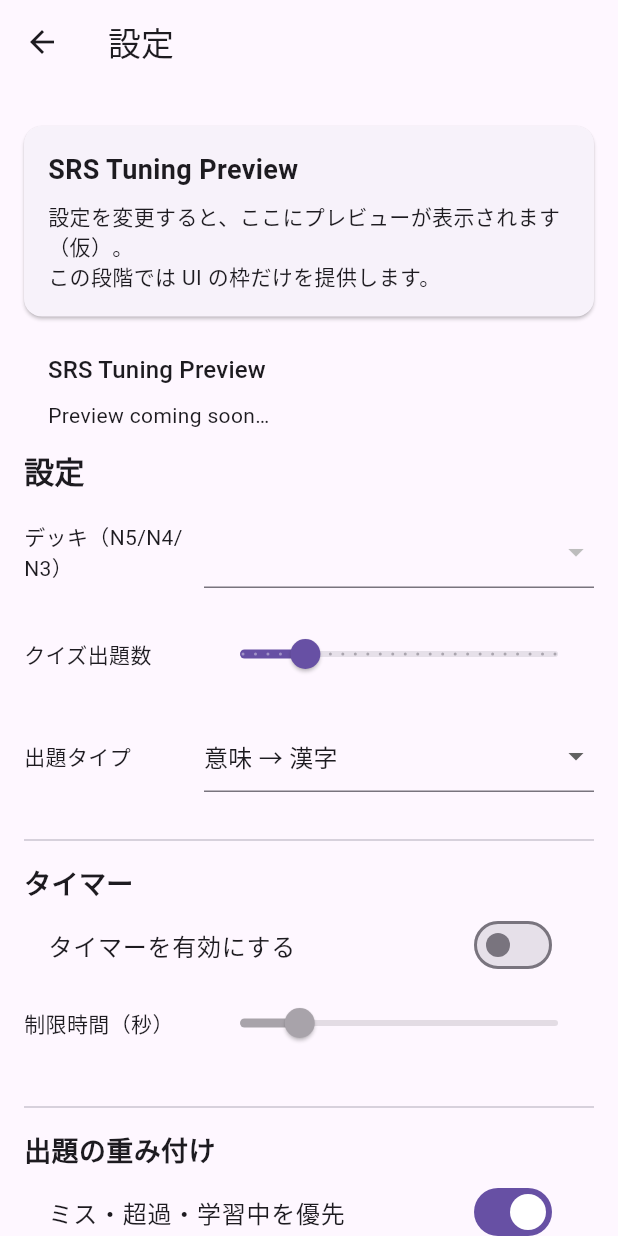
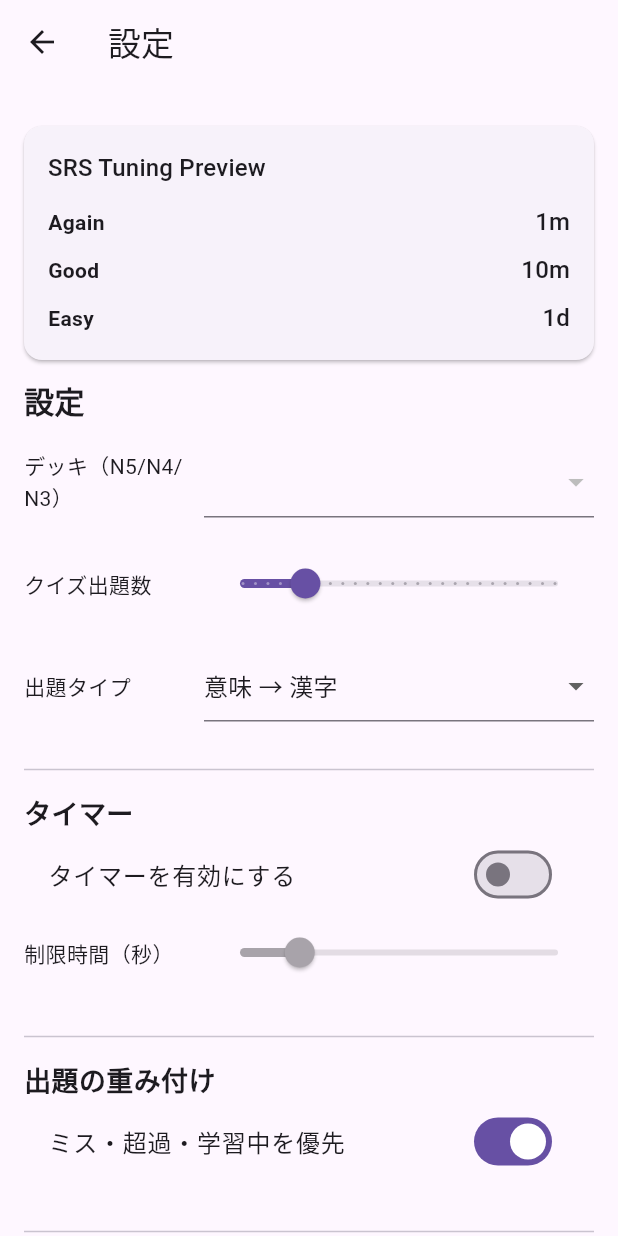
Before and after one commit to inami202rk-hub/my_kanji_app, a Flutter app: the screen it shows after launch, in the side drawer, after a tap on "設定", on a phone screen of 412 x 824 dp. Run offline on Flutter 3.47's test engine with Material 3 defaults, Android fonts, the phone set to English and light mode, and no system bars; our stand-ins replace shared_preferences; missing offline and left inert: dart:html, dart:js_util; network calls fail.

Commit message:
feat(settings/srs): wire SrsPreviewCard with dummy intervals; keep smoke-test Key

```diff
--- a/lib/pages/settings_page.dart
+++ b/lib/pages/settings_page.dart
@@ -9,7 +9,7 @@ import '../models/srs_config.dart';
 import '../services/srs_config_store.dart';
 import '../widget/pwa_install_button.dart';
 import '../utils/srs_preview.dart';
-import 'package:my_kanji_app/widgets/srs_preview_card.dart';
+import '../widgets/srs_preview_card.dart';
 
 class SettingsPage extends StatefulWidget {
   const SettingsPage({super.key});
@@ -416,30 +416,11 @@ class _SettingsPageState extends State<SettingsPage> {
         : ListView(
             padding: const EdgeInsets.all(16),
             children: [
-              const SrsPreviewCard(),
 
-              Container(
-                key: const Key('srsPreviewSection'),
-                padding: const EdgeInsets.symmetric(
-                  horizontal: 16,
-                  vertical: 12,
-                ),
-                child: Column(
-                  crossAxisAlignment: CrossAxisAlignment.start,
-                  children: [
-                    // ← テストはこの見出しでも検出します（英/日どちらでもOK）
-                    Text(
-                      'SRS Tuning Preview', // or 'SRSプレビュー'
-                      style: Theme.of(context).textTheme.titleMedium,
-                    ),
-                    const SizedBox(height: 8),
-                    // いまは仮の中身でOK。後続PRで本実装へ差し替えます。
-                    Text(
-                      'Preview coming soon…',
-                      style: Theme.of(context).textTheme.bodyMedium,
-                    ),
-                  ],
-                ),
+              const SrsPreviewCard(
+                again: Duration(minutes: 1),
+                good: Duration(minutes: 10),
+                easy: Duration(days: 1),
               ),
               const Text(
                 '設定',
--- a/lib/widgets/srs_preview_card.dart
+++ b/lib/widgets/srs_preview_card.dart
@@ -1,36 +1,87 @@
 import 'package:flutter/material.dart';
 
-/// SRS プレビュー（プレースホルダー）
-/// まだロジックは繋げず、見出し＋説明だけを描画する。
 class SrsPreviewCard extends StatelessWidget {
-  /// SettingsPage のスモークテストが探しに来る合図。
+  const SrsPreviewCard({
+    super.key,
+    required this.again,
+    required this.good,
+    required this.easy,
+  });
+
   static const previewSectionKey = Key('srsPreviewSection');
 
-  const SrsPreviewCard({super.key});
+  final Duration again;
+  final Duration good;
+  final Duration easy;
 
   @override
   Widget build(BuildContext context) {
+    final theme = Theme.of(context);
     return Card(
       margin: const EdgeInsets.symmetric(vertical: 12),
       child: Padding(
         padding: const EdgeInsets.all(16),
         child: Column(
           crossAxisAlignment: CrossAxisAlignment.start,
-          children: const [
-            // ← この Key を見てテストが合格する
-            SizedBox(key: previewSectionKey, height: 0, width: 0),
-            Text(
-              'SRS Tuning Preview', // テストはJP/ENどちらでもOK
-              style: TextStyle(fontSize: 18, fontWeight: FontWeight.w600),
-            ),
-            SizedBox(height: 8),
-            Text(
-              '設定を変更すると、ここにプレビューが表示されます（仮）。\n'
-              'この段階では UI の枠だけを提供します。',
-            ),
+          children: [
+            const SizedBox(key: previewSectionKey, height: 0, width: 0),
+            Text('SRS Tuning Preview', style: theme.textTheme.titleMedium),
+            const SizedBox(height: 12),
+            _DurationRow(label: 'Again', value: _formatDuration(again)),
+            const SizedBox(height: 8),
+            _DurationRow(label: 'Good', value: _formatDuration(good)),
+            const SizedBox(height: 8),
+            _DurationRow(label: 'Easy', value: _formatDuration(easy)),
           ],
         ),
       ),
     );
   }
+
+  static String _formatDuration(Duration duration) {
+    final totalMinutes = duration.inMinutes;
+    if (totalMinutes <= 0) {
+      return '0m';
+    }
+    const minutesPerDay = 24 * 60;
+    final days = totalMinutes ~/ minutesPerDay;
+    final hours = (totalMinutes % minutesPerDay) ~/ 60;
+    final minutes = totalMinutes % 60;
+
+    final parts = <String>[];
+    if (days > 0) {
+      parts.add('${days}d');
+    }
+    if (hours > 0) {
+      parts.add('${hours}h');
+    }
+    if (parts.isEmpty || minutes > 0) {
+      parts.add('${minutes}m');
+    }
+    return parts.join(' ');
+  }
 }
+
+class _DurationRow extends StatelessWidget {
+  const _DurationRow({required this.label, required this.value});
+
+  final String label;
+  final String value;
+
+  @override
+  Widget build(BuildContext context) {
+    final theme = Theme.of(context);
+    return Row(
+      mainAxisAlignment: MainAxisAlignment.spaceBetween,
+      children: [
+        Text(
+          label,
+          style: theme.textTheme.bodyMedium?.copyWith(
+            fontWeight: FontWeight.w600,
+          ),
+        ),
+        Text(value, style: theme.textTheme.titleMedium),
+      ],
+    );
+  }
+}
```
